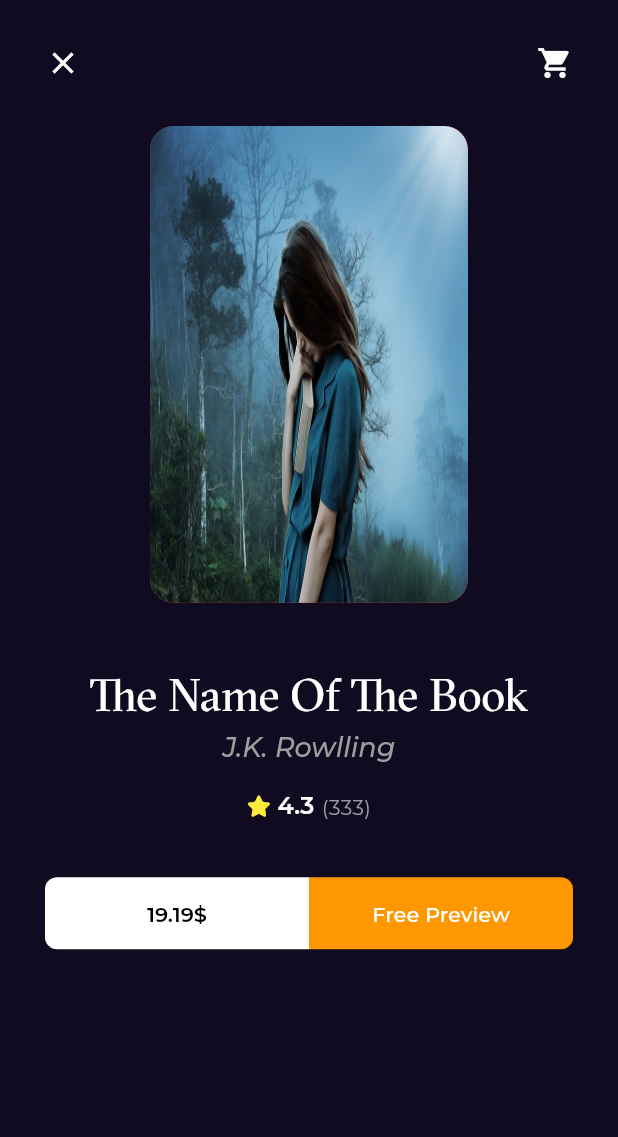
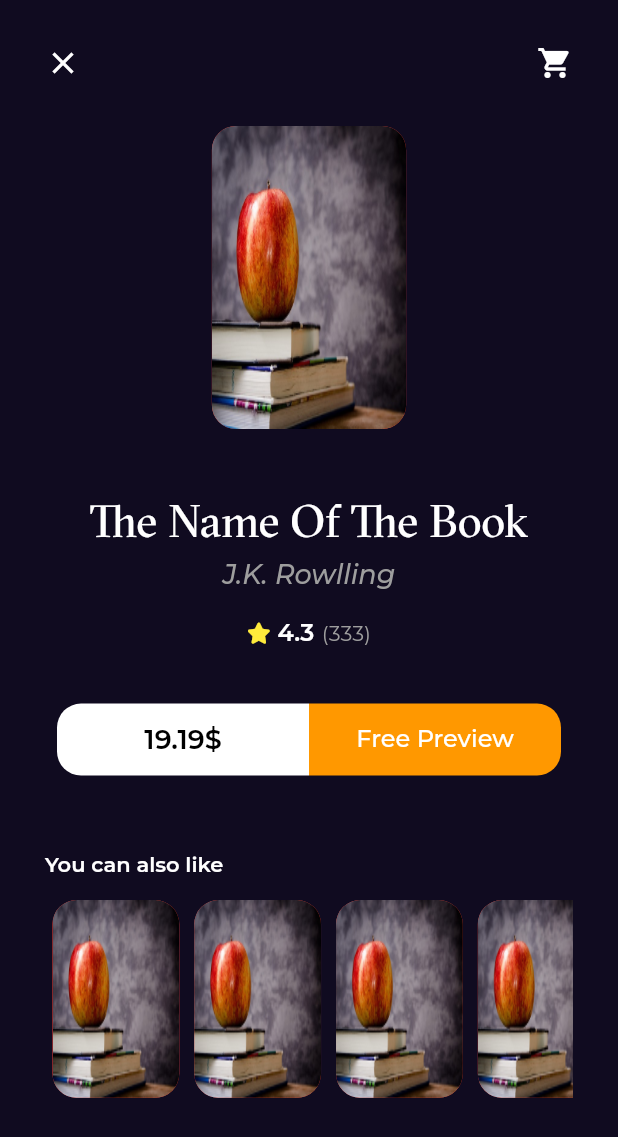
Before and after one commit to AliMohamed-Ali/flutter_projects, a Flutter app: the BookDetailsView screen opened by its route, on a phone screen of 412 x 824 dp. Shown: the top 1137 px of the screen. Run offline on Flutter 3.47's test engine with Material 2 defaults, Android fonts, the phone set to English and light mode, and no system bars; our stand-ins replace audioplayers, bloc, cloud_firestore, firebase_auth, firebase_core, flutter_bloc and 6 more; accounts and stored records are empty.

Commit message:
similar books list view

```diff
--- a/bookly_app/lib/features/Home/presentation/views/widgets/book_action.dart
+++ b/bookly_app/lib/features/Home/presentation/views/widgets/book_action.dart
@@ -6,29 +6,36 @@
 
   @override
   Widget build(BuildContext context) {
-    return const Row(
+    return const Padding(
+      padding: EdgeInsets.symmetric(horizontal: 8.0),
+      child: Row(
         children: [
           Expanded(
             child: CustomButton(
               text: "19.19\$",
+              textSize: 18,
               textWight: FontWeight.w600,
               textColor: Colors.black,
               backgroundColor: Colors.white,
               borderRadius: BorderRadius.only(
-                topLeft: Radius.circular(8), bottomLeft: Radius.circular(8)),
+                topLeft: Radius.circular(16),
+                bottomLeft: Radius.circular(16),
+              ),
             ),
           ),
           Expanded(
             child: CustomButton(
               text: "Free Preview",
-            textSize: 14,
+              textSize: 16,
               textColor: Colors.white,
               backgroundColor: Colors.orange,
               borderRadius: BorderRadius.only(
-                topRight: Radius.circular(8), bottomRight: Radius.circular(8)),
+                  topRight: Radius.circular(16),
+                  bottomRight: Radius.circular(16)),
             ),
           ),
         ],
+      ),
     );
   }
 }
--- a/bookly_app/lib/features/Home/presentation/views/widgets/book_details_body.dart
+++ b/bookly_app/lib/features/Home/presentation/views/widgets/book_details_body.dart
@@ -2,6 +2,7 @@
 import 'package:bookly_app/features/Home/presentation/views/widgets/book_action.dart';
 import 'package:bookly_app/features/Home/presentation/views/widgets/book_rating.dart';
 import 'package:bookly_app/features/Home/presentation/views/widgets/custom_book_image.dart';
+import 'package:bookly_app/features/Home/presentation/views/widgets/similar_books_list_view.dart';
 import 'package:flutter/material.dart';
 
 import 'custom_book_details_app_bar.dart';
@@ -18,7 +19,7 @@
         children: [
           const CustomBookDetailAppBar(),
           Padding(
-            padding: EdgeInsets.symmetric(horizontal: width * .17),
+            padding: EdgeInsets.symmetric(horizontal: width * .27),
             child: const CustomBookImage(),
           ),
           const SizedBox(
@@ -49,6 +50,20 @@
             height: 37,
           ),
           const BookAction(),
+          const SizedBox(
+            height: 50,
+          ),
+          Align(
+            alignment: Alignment.centerLeft,
+            child: Text(
+              "You can also like",
+              style: Styles.textStyle14.copyWith(fontWeight: FontWeight.w600),
+            ),
+          ),
+          const SizedBox(
+            height: 16,
+          ),
+          const SimilarBooksListView(),
         ],
       ),
     );
--- a/bookly_app/lib/features/Home/presentation/views/widgets/custom_book_image.dart
+++ b/bookly_app/lib/features/Home/presentation/views/widgets/custom_book_image.dart
@@ -8,14 +8,14 @@
   @override
   Widget build(BuildContext context) {
     return AspectRatio(
-      aspectRatio: 2.6 / 3.9,
+      aspectRatio: 2.5 / 3.9,
       child: Container(
         decoration: BoxDecoration(
           borderRadius: BorderRadius.circular(16),
           color: Colors.red,
           image: const DecorationImage(
             fit: BoxFit.fill,
-            image: AssetImage(AssetsData.book1),
+            image: AssetImage(AssetsData.book3),
           ),
         ),
       ),
--- a/bookly_app/lib/features/Home/presentation/views/widgets/feature_book_list_view.dart
+++ b/bookly_app/lib/features/Home/presentation/views/widgets/similar_books_list_view.dart
@@ -2,19 +2,19 @@
 
 import 'custom_book_image.dart';
 
-class FeatureBookListView extends StatelessWidget {
-  const FeatureBookListView({super.key});
+class SimilarBooksListView extends StatelessWidget {
+  const SimilarBooksListView({super.key});
 
   @override
   Widget build(BuildContext context) {
     return SizedBox(
-      height: MediaQuery.of(context).size.height * 0.25,
+      height: MediaQuery.of(context).size.height * 0.16,
       child: ListView.builder(
         scrollDirection: Axis.horizontal,
         itemCount: 5,
         itemBuilder: (context, index) {
           return const Padding(
-            padding: EdgeInsets.symmetric(horizontal: 8.0),
+            padding: EdgeInsets.symmetric(horizontal: 5.0),
             child: CustomBookImage(),
           );
         },
--- a/bookly_app/lib/features/Splash/presentation/views/widgets/splash_view_body.dart
+++ b/bookly_app/lib/features/Splash/presentation/views/widgets/splash_view_body.dart
@@ -1,7 +1,5 @@
-import 'package:bookly_app/constants.dart';
 import 'package:bookly_app/core/utils/app_routes.dart';
 import 'package:bookly_app/core/utils/assets.dart';
-import 'package:bookly_app/features/Home/presentation/views/home_view.dart';
 import 'package:bookly_app/features/Splash/presentation/views/widgets/sliding_text.dart';
 import 'package:flutter/material.dart';
 import 'package:go_router/go_router.dart';
--- a/bookly_app/lib/main.dart
+++ b/bookly_app/lib/main.dart
@@ -1,11 +1,7 @@
 import 'package:bookly_app/constants.dart';
 import 'package:bookly_app/core/utils/app_routes.dart';
 import 'package:flutter/material.dart';
-import 'package:go_router/go_router.dart';
 import 'package:google_fonts/google_fonts.dart';
-
-import 'features/Splash/presentation/views/splash_view.dart';
-
 void main() {
   runApp(const BooklyApp());
 }
```
Lines whose indentation alone changed are shown as unchanged.
